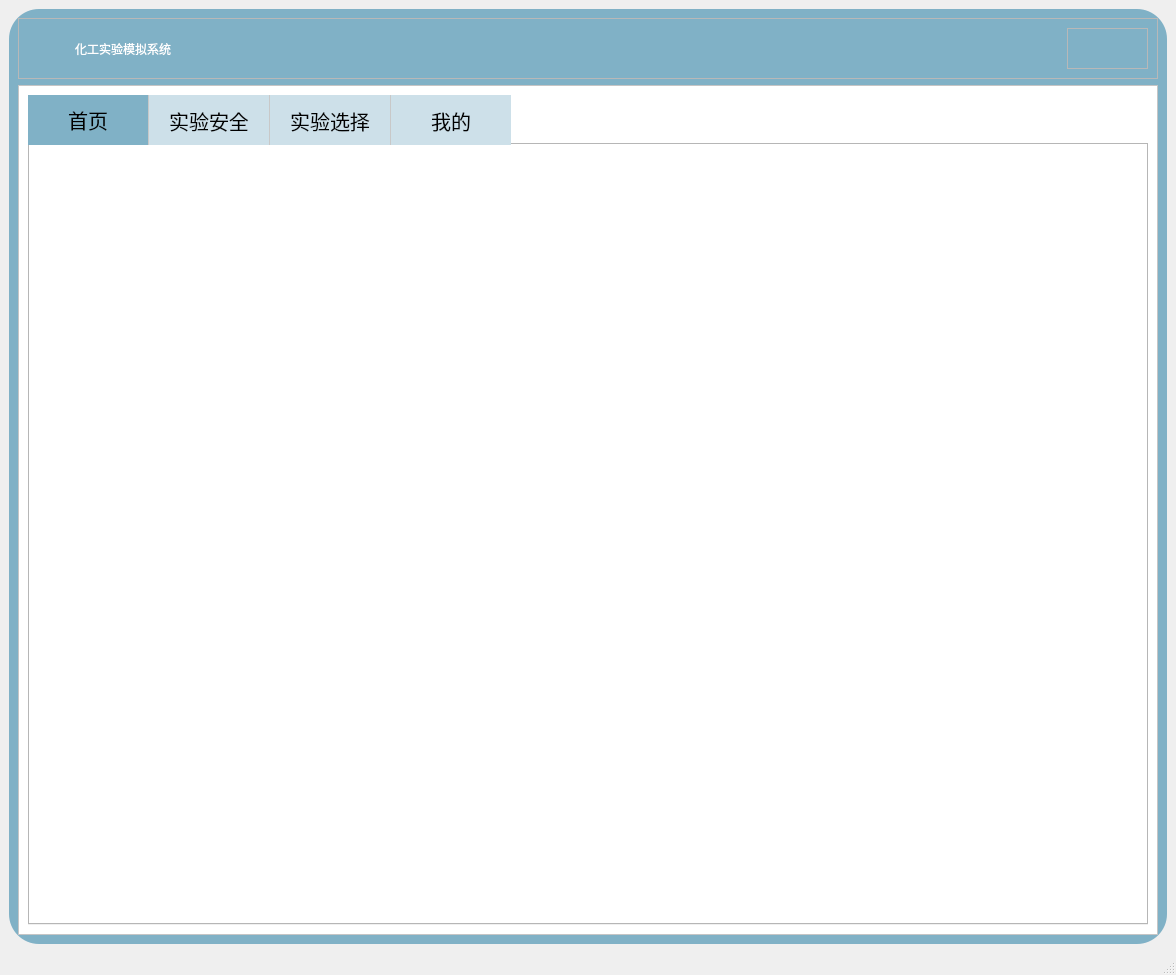
siweiyangsiwei/sprPthonProjext, file view/main_window.ui: the form before one commit.
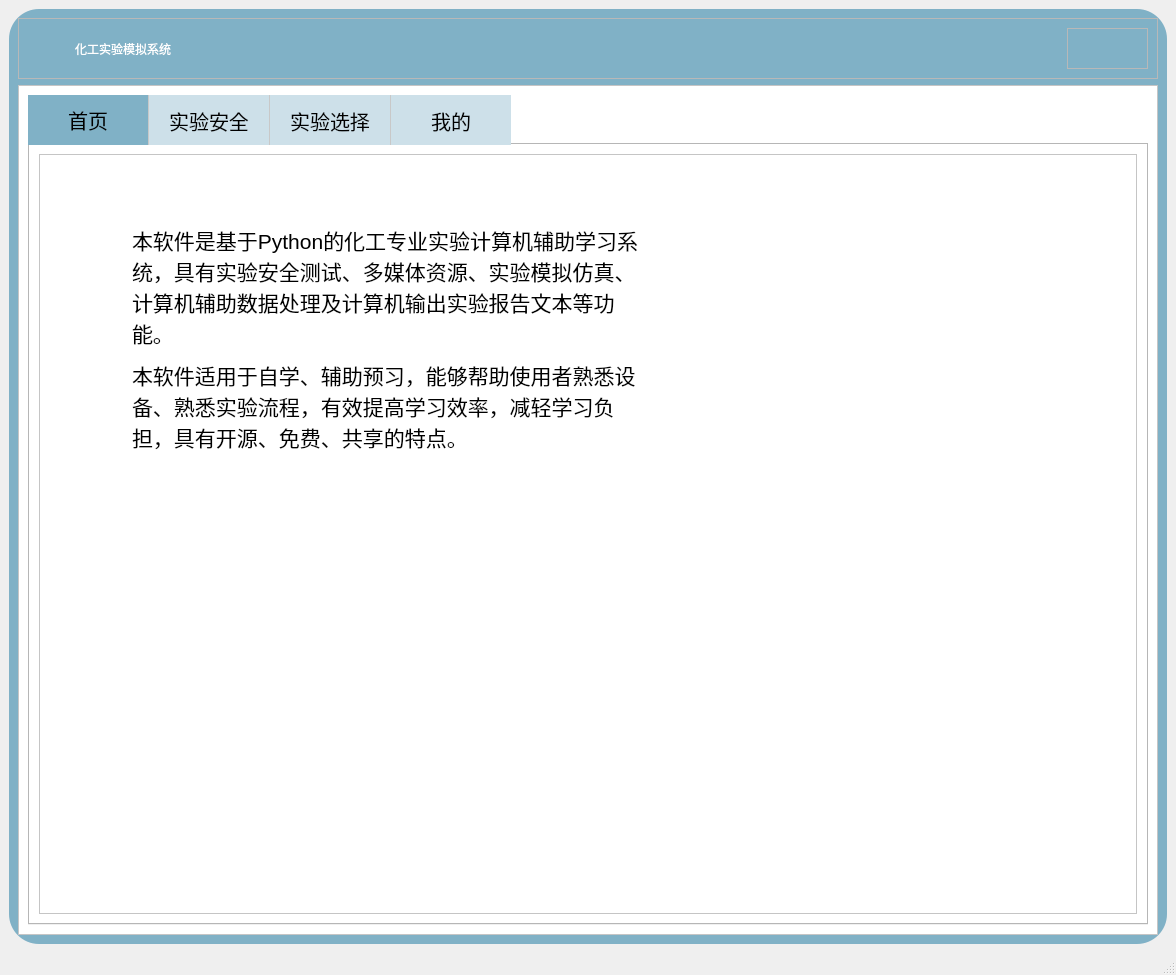
The form after the commit. The open tabs and pages were chosen to show the change. Icons and pictures are not drawn.

What changed in the file:
```diff
--- a/view/main_window.ui
+++ b/view/main_window.ui
@@ -229,6 +229,104 @@
              <attribute name="title">
               <string>首页</string>
              </attribute>
+             <layout class="QHBoxLayout" name="horizontalLayout_5">
+              <item>
+               <widget class="QFrame" name="frame_8">
+                <property name="styleSheet">
+                 <string notr="true">#frame_8{
+	border-image: url(:/images/home.png);
+}</string>
+                </property>
+                <property name="frameShape">
+                 <enum>QFrame::StyledPanel</enum>
+                </property>
+                <property name="frameShadow">
+                 <enum>QFrame::Raised</enum>
+                </property>
+                <layout class="QHBoxLayout" name="horizontalLayout_6">
+                 <item>
+                  <layout class="QGridLayout" name="gridLayout_5" rowstretch="1,6,6" columnstretch="1,6,6">
+                   <item row="2" column="1">
+                    <spacer name="verticalSpacer_6">
+                     <property name="orientation">
+                      <enum>Qt::Vertical</enum>
+                     </property>
+                     <property name="sizeHint" stdset="0">
+                      <size>
+                       <width>20</width>
+                       <height>40</height>
+                      </size>
+                     </property>
+                    </spacer>
+                   </item>
+                   <item row="1" column="1">
+                    <widget class="QTextEdit" name="textEdit">
+                     <property name="styleSheet">
+                      <string notr="true">background-color: rgb(255, 255, 255,0);
+border-radius:10px;
+</string>
+                     </property>
+                     <property name="frameShape">
+                      <enum>QFrame::NoFrame</enum>
+                     </property>
+                     <property name="readOnly">
+                      <bool>true</bool>
+                     </property>
+                     <property name="html">
+                      <string>&lt;!DOCTYPE HTML PUBLIC &quot;-//W3C//DTD HTML 4.0//EN&quot; &quot;http://www.w3.org/TR/REC-html40/strict.dtd&quot;&gt;
+&lt;html&gt;&lt;head&gt;&lt;meta name=&quot;qrichtext&quot; content=&quot;1&quot; /&gt;&lt;style type=&quot;text/css&quot;&gt;
+p, li { white-space: pre-wrap; }
+&lt;/style&gt;&lt;/head&gt;&lt;body style=&quot; font-family:'SimSun'; font-size:9pt; font-weight:400; font-style:normal;&quot;&gt;
+&lt;p style=&quot; margin-top:0px; margin-bottom:0px; margin-left:0px; margin-right:0px; -qt-block-indent:0; text-indent:0px; line-height:10px;&quot;&gt;&lt;span style=&quot; font-size:16pt;&quot;&gt;本软件是基于Python的化工专业实验计算机辅助学习系统，具有实验安全测试、多媒体资源、实验模拟仿真、计算机辅助数据处理及计算机输出实验报告文本等功能。&lt;/span&gt;&lt;/p&gt;
+&lt;p style=&quot; margin-top:10px; margin-bottom:0px; margin-left:0px; margin-right:0px; -qt-block-indent:0; text-indent:0px; line-height:10px;&quot;&gt;&lt;span style=&quot; font-size:16pt;&quot;&gt;本软件适用于自学、辅助预习，能够帮助使用者熟悉设备、熟悉实验流程，有效提高学习效率，减轻学习负担，具有开源、免费、共享的特点。&lt;/span&gt;&lt;/p&gt;&lt;/body&gt;&lt;/html&gt;</string>
+                     </property>
+                    </widget>
+                   </item>
+                   <item row="1" column="2">
+                    <spacer name="horizontalSpacer_8">
+                     <property name="orientation">
+                      <enum>Qt::Horizontal</enum>
+                     </property>
+                     <property name="sizeHint" stdset="0">
+                      <size>
+                       <width>40</width>
+                       <height>20</height>
+                      </size>
+                     </property>
+                    </spacer>
+                   </item>
+                   <item row="0" column="1">
+                    <spacer name="verticalSpacer_5">
+                     <property name="orientation">
+                      <enum>Qt::Vertical</enum>
+                     </property>
+                     <property name="sizeHint" stdset="0">
+                      <size>
+                       <width>522</width>
+                       <height>219</height>
+                      </size>
+                     </property>
+                    </spacer>
+                   </item>
+                   <item row="1" column="0">
+                    <spacer name="horizontalSpacer_7">
+                     <property name="orientation">
+                      <enum>Qt::Horizontal</enum>
+                     </property>
+                     <property name="sizeHint" stdset="0">
+                      <size>
+                       <width>205</width>
+                       <height>283</height>
+                      </size>
+                     </property>
+                    </spacer>
+                   </item>
+                  </layout>
+                 </item>
+                </layout>
+               </widget>
+              </item>
+             </layout>
             </widget>
             <widget class="QWidget" name="test">
              <attribute name="title">
```
Left out of the diff: 4 changed lines with no effect on the pictures.
